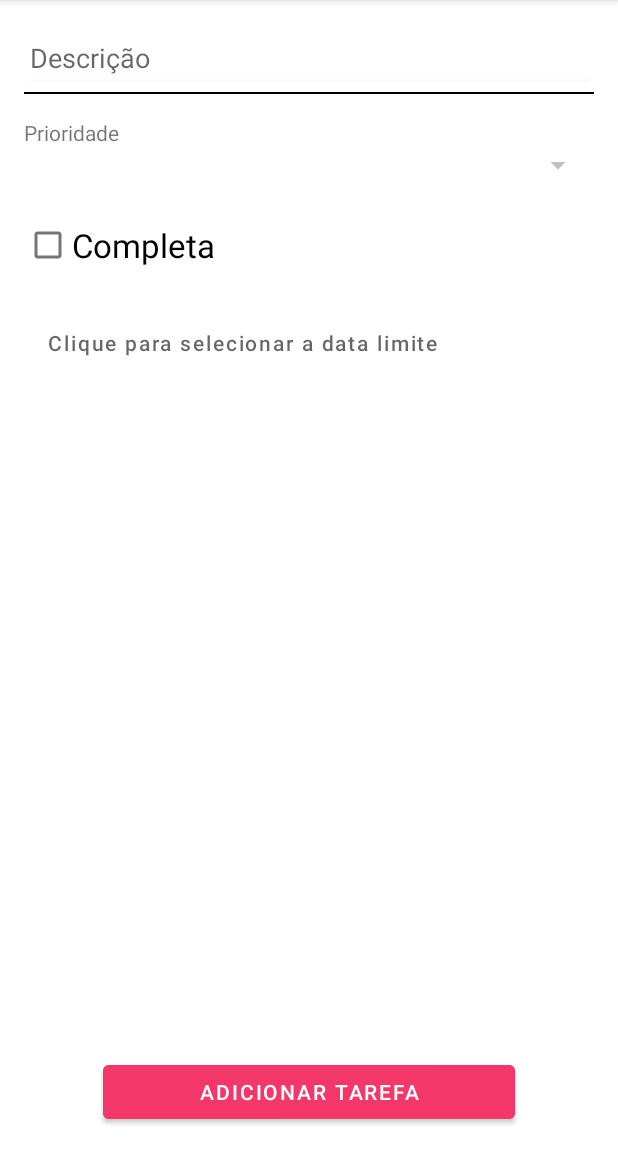
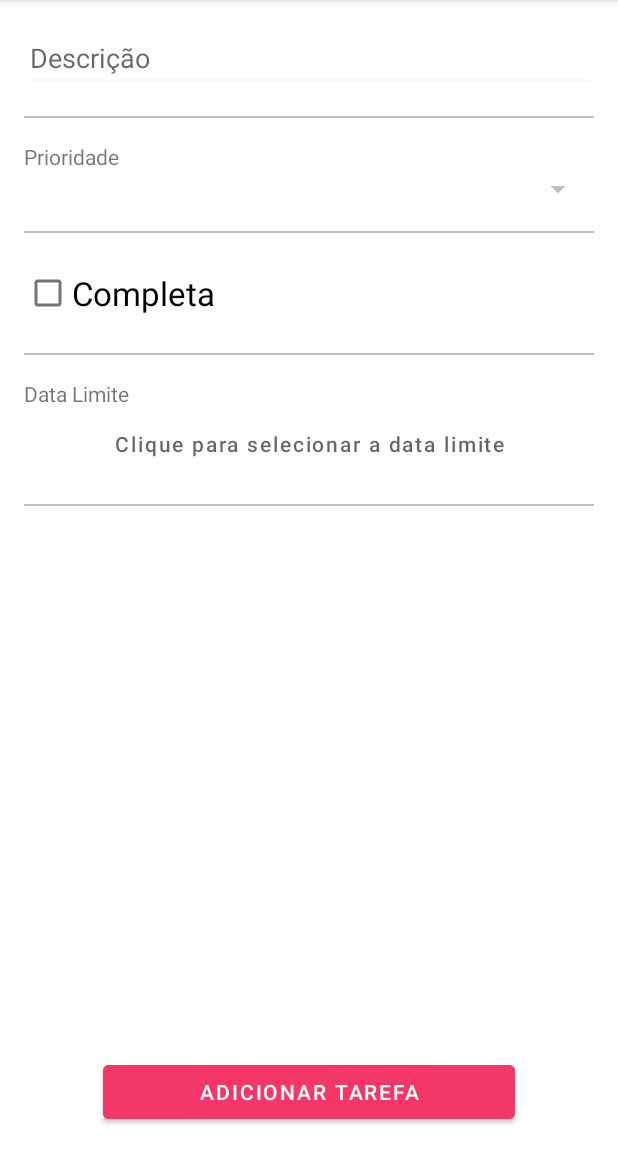
Before and after one commit to Caseca93/Task-Android, an Android app: the TaskFormActivity screen opened directly, with no data from a screen before it, on a phone screen of 412 x 824 dp, the part 84-1236 px from its top. Run offline under Robolectric (Android 15) with nearby library versions, the phone set to English and light mode, and no system bars; our stand-ins replace Room's generated code; network calls fail; pictures from the network do not load.

Commit message:
LAYOUT - Finalizando o layout

```diff
--- a/app/src/main/res/layout/activity_register.xml
+++ b/app/src/main/res/layout/activity_register.xml
@@ -10,6 +10,8 @@
     <EditText
         android:id="@+id/edit_name"
         android:layout_width="0dp"
+        android:drawableStart="@drawable/ic_name"
+        android:drawablePadding="8dp"
         android:layout_height="wrap_content"
         android:layout_marginTop="8dp"
         android:layout_marginBottom="8dp"
@@ -21,6 +23,8 @@
 
     <EditText
         android:id="@+id/edit_email"
+        android:drawableStart="@drawable/ic_mail"
+        android:drawablePadding="8dp"
         android:layout_width="0dp"
         android:layout_height="wrap_content"
         android:layout_marginTop="16dp"
@@ -31,6 +35,8 @@
         app:layout_constraintTop_toBottomOf="@id/edit_name" />
 
     <EditText
+        android:drawableStart="@drawable/ic_lock"
+        android:drawablePadding="8dp"
         android:id="@+id/edit_password"
         android:layout_width="0dp"
         android:layout_height="wrap_content"
--- a/app/src/main/res/layout/activity_task_form.xml
+++ b/app/src/main/res/layout/activity_task_form.xml
@@ -19,9 +19,9 @@
 
     <View
         android:id="@+id/view_description"
-        android:layout_width="match_parent"
-        android:layout_height="1dp"
-        android:background="@color/black"
+        app:layout_constraintStart_toStartOf="parent"
+        app:layout_constraintEnd_toEndOf="parent"
+        style="@style/ViewDivider"
         app:layout_constraintTop_toBottomOf="@+id/edit_description" />
 
     <TextView
@@ -45,8 +45,7 @@
 
     <View
         android:id="@+id/view_complete"
-        android:layout_width="0dp"
-        android:layout_height="1dp"
+        style="@style/ViewDivider"
         app:layout_constraintEnd_toEndOf="parent"
         app:layout_constraintStart_toStartOf="parent"
         app:layout_constraintTop_toBottomOf="@+id/spinner_priority" />
@@ -64,29 +63,36 @@
 
     <View
         android:id="@+id/view_date"
-        android:layout_width="0dp"
-        android:layout_height="1dp"
+        style="@style/ViewDivider"
         app:layout_constraintEnd_toEndOf="parent"
         app:layout_constraintStart_toStartOf="parent"
         app:layout_constraintTop_toBottomOf="@+id/check_complete" />
+
+    <TextView
+        android:id="@+id/text_date"
+        android:layout_width="0dp"
+        android:layout_height="wrap_content"
+        android:layout_marginTop="16dp"
+        android:text="Data Limite"
+        app:layout_constraintEnd_toEndOf="parent"
+        app:layout_constraintStart_toStartOf="parent"
+        app:layout_constraintTop_toBottomOf="@+id/view_date" />
 
     <Button
         android:id="@+id/button_date"
         android:layout_width="0dp"
         android:layout_height="wrap_content"
-        android:layout_marginTop="16dp"
         android:background="@android:color/transparent"
-        android:gravity="center_vertical"
+        android:gravity="center"
         android:hint="@string/clique_para_selecionar_a_data"
         android:textColor="@color/black"
         app:layout_constraintEnd_toEndOf="parent"
         app:layout_constraintStart_toStartOf="parent"
-        app:layout_constraintTop_toBottomOf="@+id/view_date" />
+        app:layout_constraintTop_toBottomOf="@+id/text_date" />
 
     <View
         android:id="@+id/view_save"
-        android:layout_width="0dp"
-        android:layout_height="1dp"
+        style="@style/ViewDivider"
         app:layout_constraintEnd_toEndOf="parent"
         app:layout_constraintStart_toStartOf="parent"
         app:layout_constraintTop_toBottomOf="@id/button_date" />
--- a/app/src/main/res/values/themes.xml
+++ b/app/src/main/res/values/themes.xml
@@ -40,5 +40,15 @@
         <item name="android:drawableTint">@color/white</item>
     </style>
 
+    android:layout_width="0dp"
+    app:layout_constraintStart_toStartOf="parent"
+    app:layout_constraintEnd_toEndOf="parent"
+    android:layout_height="1dp"
 
+    <style name="ViewDivider">
+        <item name="android:background">@color/grey_500</item>
+        <item name="android:layout_width">0dp</item>
+        <item name="android:layout_height">1dp</item>
+        <item name="android:layout_marginTop">16dp</item>
+    </style>
 </resources>
```
